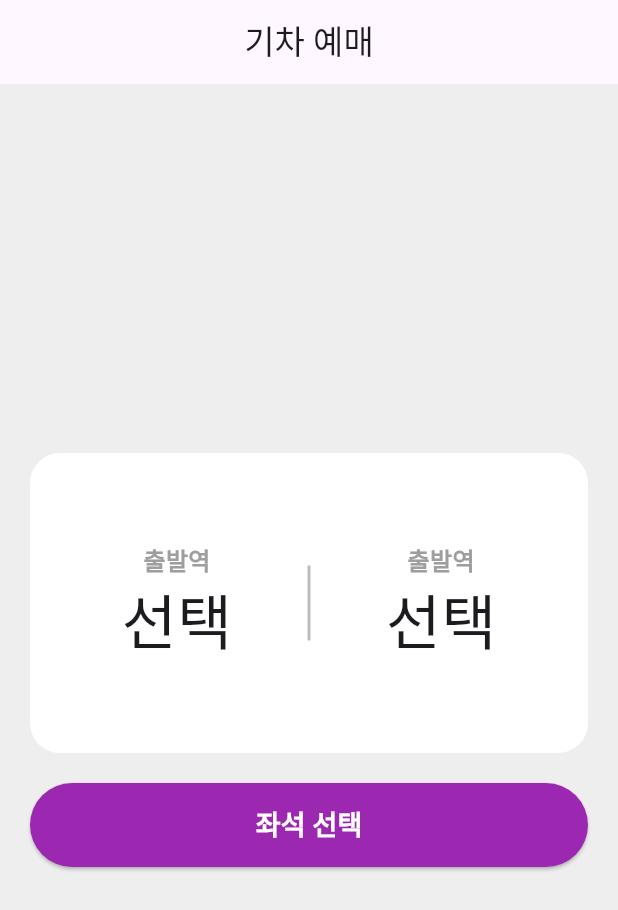
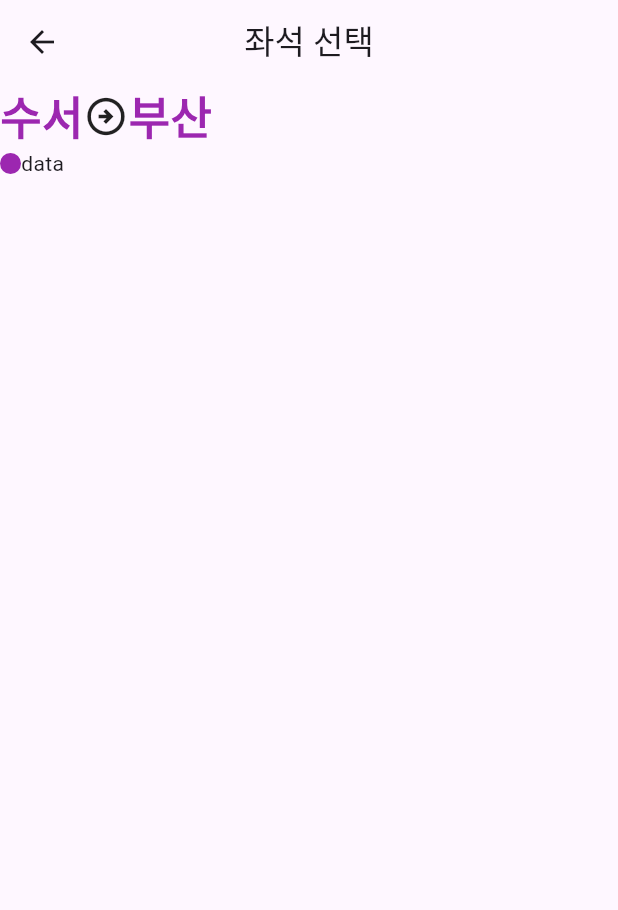
Before and after one commit to hyun471/assignment3_train_app, a Flutter app: the screen it shows after launch, after a tap on "좌석 선택", on a phone screen of 412 x 824 dp. Shown: the top 910 px of the screen. Run offline on Flutter 3.47's test engine with Material 3 defaults, Android fonts, the phone set to English and light mode, and no system bars.

```diff
--- a/lib/pages/home/widgets/select_seat_button.dart
+++ b/lib/pages/home/widgets/select_seat_button.dart
@@ -1,4 +1,5 @@
 import 'package:flutter/material.dart';
+import 'package:flutter_train_app/pages/seat/seat_page.dart';
 
 class SelectSeatButton extends StatelessWidget {
   @override
@@ -9,7 +10,16 @@ class SelectSeatButton extends StatelessWidget {
       child: ElevatedButton(
           style: ElevatedButton.styleFrom(
               backgroundColor: Colors.purple),
-          onPressed: () {},
+          onPressed: () {
+            Navigator.push(
+              context,
+              MaterialPageRoute(
+                builder: (context) {
+                  return SeatPage();
+                },
+              ),
+            );
+          },
           child: Text(
             '좌석 선택',
             style: TextStyle(
--- a/lib/pages/seat/seat_page.dart
+++ b/lib/pages/seat/seat_page.dart
@@ -0,0 +1,55 @@
+import 'package:flutter/material.dart';
+
+class SeatPage extends StatelessWidget {
+  @override
+  Widget build(BuildContext context) {
+    return Scaffold(
+      appBar: AppBar(
+        title: Row(
+          mainAxisAlignment: MainAxisAlignment.center,
+          children: [
+            Text('좌석 선택'),
+            SizedBox(width: 56),
+          ],
+        ),
+      ),
+      body: Column(
+        children: [
+          Row(
+            children: [
+              SizedBox(height: 10),
+              Text(
+                '수서',
+                style: TextStyle(
+                    fontSize: 30,
+                    fontWeight: FontWeight.bold,
+                    color: Colors.purple),
+              ),
+              Icon(Icons.arrow_circle_right_outlined, size: 30),
+              Text(
+                '부산',
+                style: TextStyle(
+                    fontSize: 30,
+                    fontWeight: FontWeight.bold,
+                    color: Colors.purple),
+              ),
+            ],
+          ),
+          Row(
+            children: [
+              Container(
+                width: 14,
+                height: 14,
+                decoration: BoxDecoration(
+                  color: Colors.purple,
+                  borderRadius: BorderRadius.circular(8),
+                ),
+              ),
+              Text('data'),
+            ],
+          )
+        ],
+      ),
+    );
+  }
+}
```
Also changed, not shown: lib/pages/home/widgets/select_station_box.dart (+16 -5 lines), lib/pages/train_list/train_list_page.dart (+33 -0 lines), lib/pages/train_list/widgets/station_list.dart (added, +48 -0 lines).
